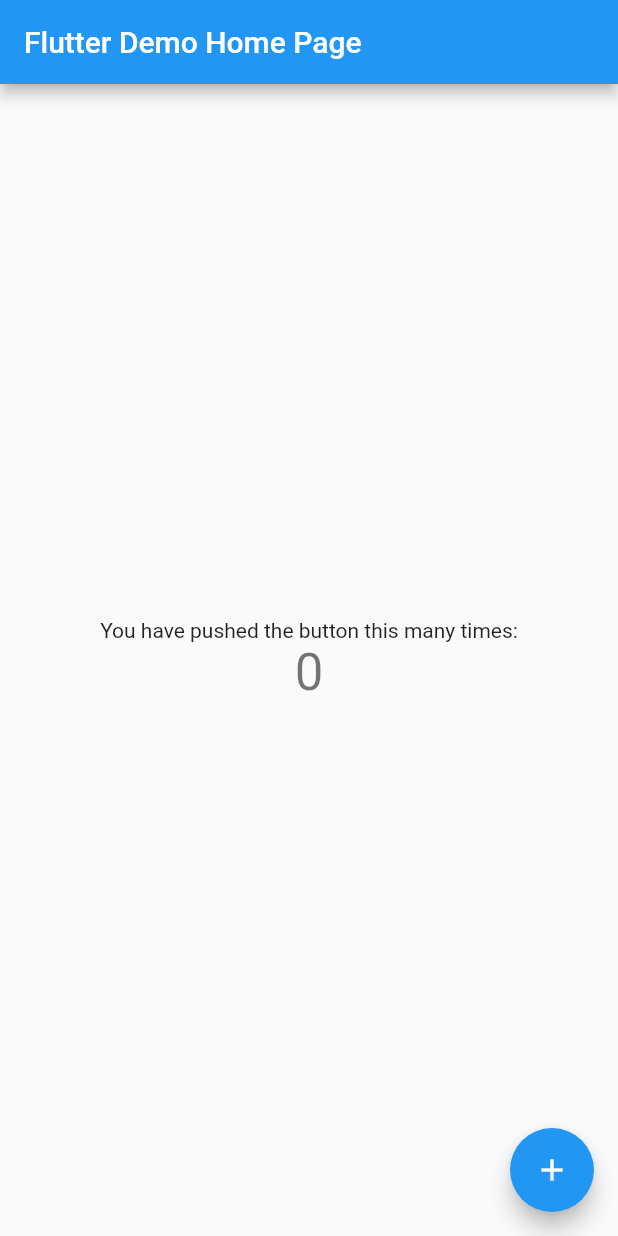
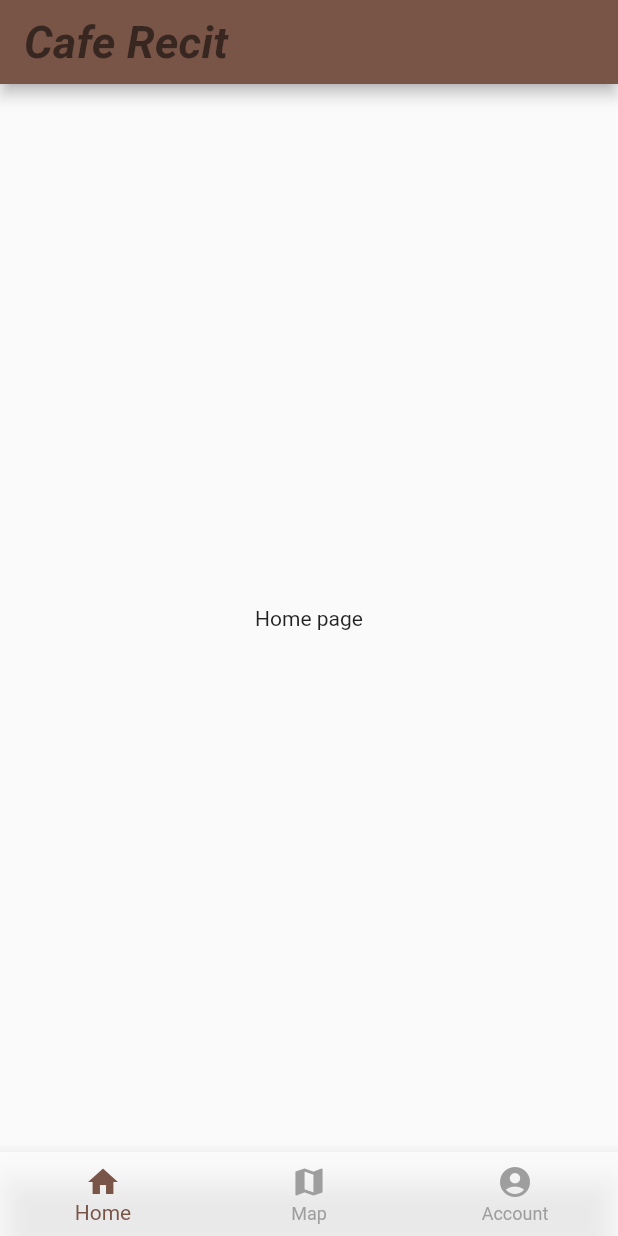
Before and after one commit to IM-Jaeyoung/cafe_recit, a Flutter app: the screen it shows after launch, on a phone screen of 412 x 824 dp. Run offline on Flutter 3.47's test engine with Material 2 defaults, Android fonts, the phone set to English and light mode, and no system bars.

Commit message:
기본 페이지 구성

```diff
--- /dev/null
+++ b/lib/login_page.dart
@@ -0,0 +1,28 @@
+import 'package:flutter/material.dart';
+
+class LoginPage extends StatelessWidget {
+  @override
+  Widget build(BuildContext context) {
+    return Scaffold(
+      body: Center(
+        child: Column(
+          mainAxisAlignment: MainAxisAlignment.center,
+          children: <Widget>[
+            Text(
+              'Cafe Recit',
+              style: TextStyle(
+                  color: Colors.brown,
+                  fontStyle: FontStyle.italic,
+                  fontSize: 50.0,
+                  fontWeight: FontWeight.bold),
+            ),
+            Padding(padding: EdgeInsets.all(50.0)),
+            Text(
+              'google login button'
+            )
+          ],
+        ),
+      ),
+    );
+  }
+}
--- a/lib/main.dart
+++ b/lib/main.dart
@@ -1,4 +1,6 @@
 import 'package:flutter/material.dart';
+
+import 'root_page.dart';
 
 void main() => runApp(MyApp());
 
@@ -18,94 +20,11 @@ class MyApp extends StatelessWidget {
         // or simply save your changes to "hot reload" in a Flutter IDE).
         // Notice that the counter didn't reset back to zero; the application
         // is not restarted.
-        primarySwatch: Colors.blue,
+        primarySwatch: Colors.brown,
+        primaryColor: Colors.brown,
+        accentColor: Colors.black,
       ),
-      home: MyHomePage(title: 'Flutter Demo Home Page'),
+      home: RootPage(),
     );
   }
 }
-
-class MyHomePage extends StatefulWidget {
-  MyHomePage({Key key, this.title}) : super(key: key);
-
-  // This widget is the home page of your application. It is stateful, meaning
-  // that it has a State object (defined below) that contains fields that affect
-  // how it looks.
-
-  // This class is the configuration for the state. It holds the values (in this
-  // case the title) provided by the parent (in this case the App widget) and
-  // used by the build method of the State. Fields in a Widget subclass are
-  // always marked "final".
-
-  final String title;
-
-  @override
-  _MyHomePageState createState() => _MyHomePageState();
-}
-
-class _MyHomePageState extends State<MyHomePage> {
-  int _counter = 0;
-
-  void _incrementCounter() {
-    setState(() {
-      // This call to setState tells the Flutter framework that something has
-      // changed in this State, which causes it to rerun the build method below
-      // so that the display can reflect the updated values. If we changed
-      // _counter without calling setState(), then the build method would not be
-      // called again, and so nothing would appear to happen.
-      _counter++;
-    });
-  }
-
-  @override
-  Widget build(BuildContext context) {
-    // This method is rerun every time setState is called, for instance as done
-    // by the _incrementCounter method above.
-    //
-    // The Flutter framework has been optimized to make rerunning build methods
-    // fast, so that you can just rebuild anything that needs updating rather
-    // than having to individually change instances of widgets.
-    return Scaffold(
-      appBar: AppBar(
-        // Here we take the value from the MyHomePage object that was created by
-        // the App.build method, and use it to set our appbar title.
-        title: Text(widget.title),
-      ),
-      body: Center(
-        // Center is a layout widget. It takes a single child and positions it
-        // in the middle of the parent.
-        child: Column(
-          // Column is also layout widget. It takes a list of children and
-          // arranges them vertically. By default, it sizes itself to fit its
-          // children horizontally, and tries to be as tall as its parent.
-          //
-          // Invoke "debug painting" (press "p" in the console, choose the
-          // "Toggle Debug Paint" action from the Flutter Inspector in Android
-          // Studio, or the "Toggle Debug Paint" command in Visual Studio Code)
-          // to see the wireframe for each widget.
-          //
-          // Column has various properties to control how it sizes itself and
-          // how it positions its children. Here we use mainAxisAlignment to
-          // center the children vertically; the main axis here is the vertical
-          // axis because Columns are vertical (the cross axis would be
-          // horizontal).
-          mainAxisAlignment: MainAxisAlignment.center,
-          children: <Widget>[
-            Text(
-              'You have pushed the button this many times:',
-            ),
-            Text(
-              '$_counter',
-              style: Theme.of(context).textTheme.display1,
-            ),
-          ],
-        ),
-      ),
-      floatingActionButton: FloatingActionButton(
-        onPressed: _incrementCounter,
-        tooltip: 'Increment',
-        child: Icon(Icons.add),
-      ), // This trailing comma makes auto-formatting nicer for build methods.
-    );
-  }
-}
--- /dev/null
+++ b/lib/root_page.dart
@@ -0,0 +1,12 @@
+import 'package:flutter/material.dart';
+
+import 'login_page.dart';
+import 'tab_page.dart';
+
+class RootPage extends StatelessWidget {
+  @override
+  Widget build(BuildContext context) {
+    return TabPage();
+//    return LoginPage();
+  }
+}
--- /dev/null
+++ b/lib/tab_page.dart
@@ -0,0 +1,53 @@
+import 'package:flutter/material.dart';
+
+class TabPage extends StatefulWidget {
+  @override
+  _TabPageState createState() => _TabPageState();
+}
+
+class _TabPageState extends State<TabPage> {
+  int _selectedIndex = 0;
+
+  List _pages = [
+    Text('Home page'),
+    Text('Map page'),
+    Text('Account page'),
+  ];
+
+  @override
+  Widget build(BuildContext context) {
+    return Scaffold(
+      appBar: AppBar(
+        title: Text(
+          'Cafe Recit',
+          style: TextStyle(
+              color: Colors.black54,
+              fontSize: 30.0,
+              fontWeight: FontWeight.bold,
+              fontStyle: FontStyle.italic
+          ),
+        ),
+      ),
+      body: Center(child: _pages[_selectedIndex]),
+      bottomNavigationBar: BottomNavigationBar(
+          backgroundColor: Colors.white70,
+          selectedItemColor: Colors.brown,
+          unselectedItemColor: Colors.grey,
+          onTap: _onItemTapped,
+          currentIndex: _selectedIndex,
+          items: <BottomNavigationBarItem>[
+            BottomNavigationBarItem(
+                icon: Icon(Icons.home), title: Text('Home')),
+            BottomNavigationBarItem(icon: Icon(Icons.map), title: Text('Map')),
+            BottomNavigationBarItem(
+                icon: Icon(Icons.account_circle), title: Text('Account'))
+          ]),
+    );
+  }
+
+  void _onItemTapped(int index) {
+    setState(() {
+      _selectedIndex = index;
+    });
+  }
+}
```
